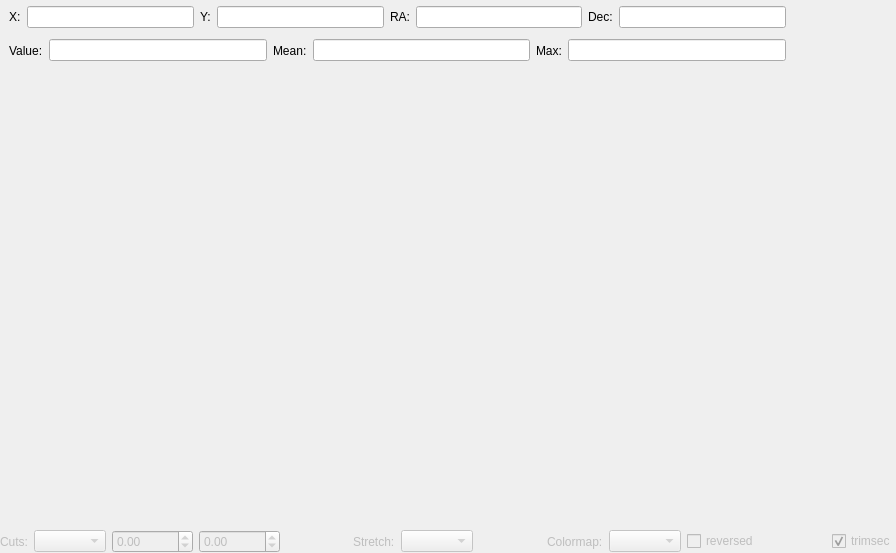
Before: the Qt Designer form qfitswidget/qt/fitswidget.ui in thusser/qfitswidget, drawn with Qt 5.
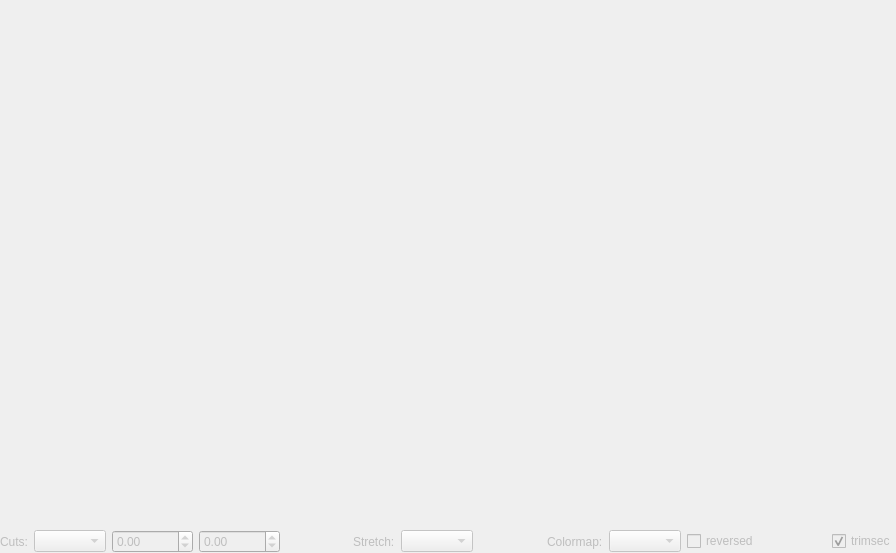
After: the same form once the commit is applied.

Commit message: removed widgets

What changed in the file:
```diff
--- a/qfitswidget/qt/fitswidget.ui
+++ b/qfitswidget/qt/fitswidget.ui
@@ -13,7 +13,7 @@
   <property name="windowTitle">
    <string>Form</string>
   </property>
-  <layout class="QVBoxLayout" name="verticalLayout_2" stretch="0,1,0">
+  <layout class="QVBoxLayout" name="verticalLayout" stretch="0,1,0">
    <property name="spacing">
     <number>0</number>
    </property>
@@ -29,165 +29,6 @@
    <property name="bottomMargin">
     <number>0</number>
    </property>
-   <item>
-    <layout class="QHBoxLayout" name="horizontalLayout_4">
-     <property name="spacing">
-      <number>0</number>
-     </property>
-     <item>
-      <layout class="QVBoxLayout" name="verticalLayout">
-       <property name="spacing">
-        <number>0</number>
-       </property>
-       <item>
-        <widget class="QFrame" name="groupInfo">
-         <layout class="QHBoxLayout" name="horizontalLayout_5">
-          <property name="topMargin">
-           <number>1</number>
-          </property>
-          <property name="bottomMargin">
-           <number>1</number>
-          </property>
-          <item>
-           <widget class="QLabel" name="label_2">
-            <property name="text">
-             <string>X:</string>
-            </property>
-           </widget>
-          </item>
-          <item>
-           <widget class="QLineEdit" name="textImageX">
-            <property name="alignment">
-             <set>Qt::AlignCenter</set>
-            </property>
-            <property name="readOnly">
-             <bool>true</bool>
-            </property>
-           </widget>
-          </item>
-          <item>
-           <widget class="QLabel" name="label_3">
-            <property name="text">
-             <string>Y:</string>
-            </property>
-           </widget>
-          </item>
-          <item>
-           <widget class="QLineEdit" name="textImageY">
-            <property name="alignment">
-             <set>Qt::AlignCenter</set>
-            </property>
-            <property name="readOnly">
-             <bool>true</bool>
-            </property>
-           </widget>
-          </item>
-          <item>
-           <widget class="QLabel" name="label_4">
-            <property name="text">
-             <string>RA:</string>
-            </property>
-           </widget>
-          </item>
-          <item>
-           <widget class="QLineEdit" name="textWorldRA">
-            <property name="alignment">
-             <set>Qt::AlignCenter</set>
-            </property>
-            <property name="readOnly">
-             <bool>true</bool>
-            </property>
-           </widget>
-          </item>
-          <item>
-           <widget class="QLabel" name="label_5">
-            <property name="text">
-             <string>Dec:</string>
-            </property>
-           </widget>
-          </item>
-          <item>
-           <widget class="QLineEdit" name="textWorldDec">
-            <property name="alignment">
-             <set>Qt::AlignCenter</set>
-            </property>
-            <property name="readOnly">
-             <bool>true</bool>
-            </property>
-           </widget>
-          </item>
-         </layout>
-        </widget>
-       </item>
-       <item>
-        <widget class="QFrame" name="frame_2">
-         <property name="frameShape">
-          <enum>QFrame::NoFrame</enum>
-         </property>
-         <property name="frameShadow">
-          <enum>QFrame::Raised</enum>
-         </property>
-         <layout class="QHBoxLayout" name="horizontalLayout">
-          <property name="topMargin">
-           <number>1</number>
-          </property>
-          <property name="bottomMargin">
-           <number>1</number>
-          </property>
-          <item>
-           <widget class="QLabel" name="label_7">
-            <property name="text">
-             <string>Value:</string>
-            </property>
-           </widget>
-          </item>
-          <item>
-           <widget class="QLineEdit" name="textPixelValue">
-            <property name="alignment">
-             <set>Qt::AlignCenter</set>
-            </property>
-            <property name="readOnly">
-             <bool>true</bool>
-            </property>
-           </widget>
-          </item>
-          <item>
-           <widget class="QLabel" name="label_11">
-            <property name="text">
-             <string>Mean:</string>
-            </property>
-           </widget>
-          </item>
-          <item>
-           <widget class="QLineEdit" name="textAreaMean">
-            <property name="alignment">
-             <set>Qt::AlignCenter</set>
-            </property>
-            <property name="readOnly">
-             <bool>true</bool>
-            </property>
-           </widget>
-          </item>
-          <item>
-           <widget class="QLabel" name="label_12">
-            <property name="text">
-             <string>Max:</string>
-            </property>
-           </widget>
-          </item>
-          <item>
-           <widget class="QLineEdit" name="textAreaMax">
-            <property name="alignment">
-             <set>Qt::AlignCenter</set>
-            </property>
-            <property name="readOnly">
-             <bool>true</bool>
-            </property>
-           </widget>
-          </item>
-         </layout>
-        </widget>
-       </item>
        <item>
         <widget class="QWidget" name="widget_2" native="true">
          <layout class="QHBoxLayout" name="horizontalLayout_6">
@@ -246,40 +87,6 @@
           </item>
          </layout>
         </widget>
-       </item>
-      </layout>
-     </item>
-     <item>
-      <widget class="QWidget" name="widgetZoom" native="true">
-       <property name="minimumSize">
-        <size>
-         <width>101</width>
-         <height>101</height>
-        </size>
-       </property>
-       <property name="maximumSize">
-        <size>
-         <width>101</width>
-         <height>101</height>
-        </size>
-       </property>
-       <layout class="QVBoxLayout" name="verticalLayout_5">
-        <property name="leftMargin">
-         <number>0</number>
-        </property>
-        <property name="topMargin">
-         <number>0</number>
-        </property>
-        <property name="rightMargin">
-         <number>0</number>
-        </property>
-        <property name="bottomMargin">
-         <number>0</number>
-        </property>
-       </layout>
-      </widget>
-     </item>
-    </layout>
    </item>
    <item>
     <layout class="QHBoxLayout" name="horizontalLayout_2" stretch="0,0">
```
Lines whose indentation alone changed are shown as unchanged. The commit also changes 4 other files.
